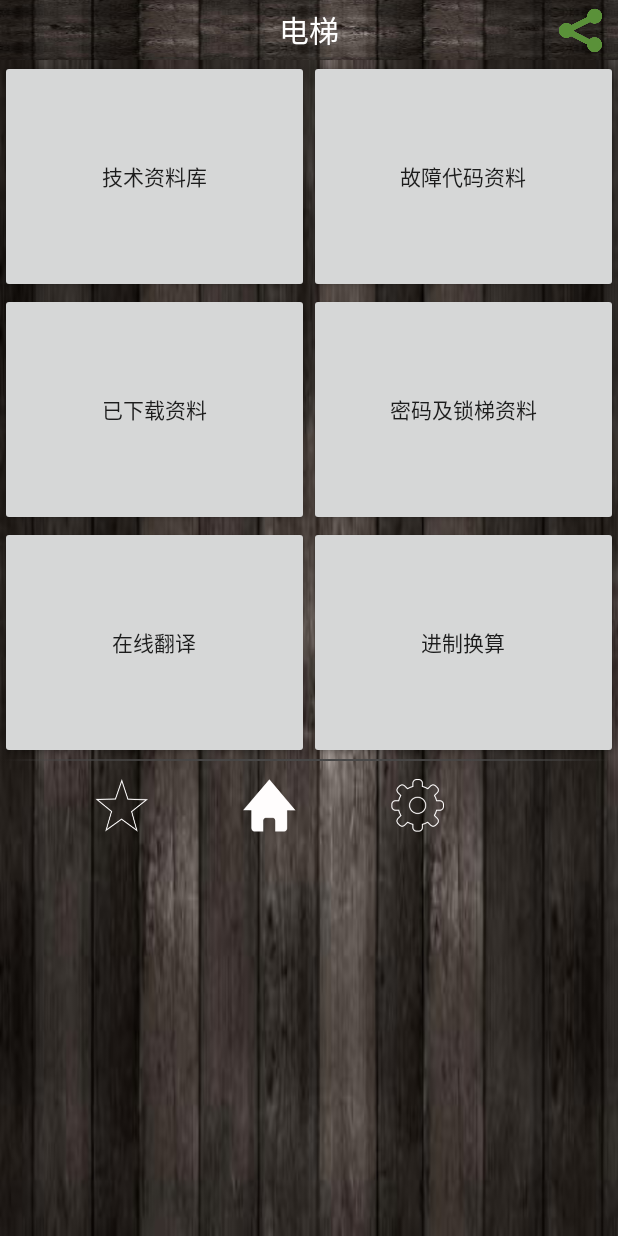
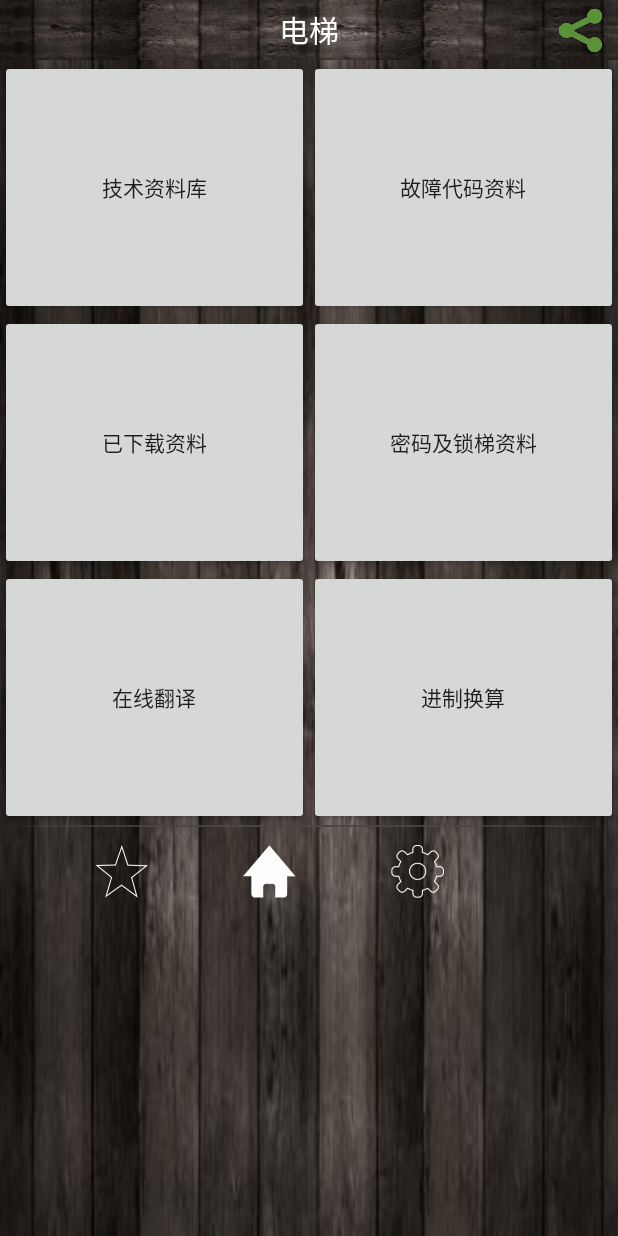
Before and after one commit to iEasier/easier, an Android app: the screen it shows after launch (MainActivity), on a phone screen of 412 x 824 dp. Run offline under Robolectric (Android 15) with nearby library versions, the phone set to English and light mode, and no system bars; libraries missing offline, so code that uses them is left out: com.facebook.drawee, com.tencent.mm; 1 statement that could not run was skipped.

Commit message:
提交代码

```diff
--- a/app/src/main/AndroidManifest.xml
+++ b/app/src/main/AndroidManifest.xml
@@ -29,4 +29,5 @@
     <uses-permission android:name="android.permission.ACCESS_WIFI_STATE"/>
     <uses-permission android:name="android.permission.READ_PHONE_STATE"/>
     <uses-permission android:name="android.permission.WRITE_EXTERNAL_STORAGE"/>
+    <uses-permission android:name="android.permission.CALL_PHONE"/>
 </manifest>
--- a/app/src/main/java/easier/com/easier/Recommend/RecommendActivity.java
+++ b/app/src/main/java/easier/com/easier/Recommend/RecommendActivity.java
@@ -19,6 +19,7 @@ import com.facebook.drawee.view.SimpleDraweeView;
 import net.sf.json.JSONArray;
 import net.sf.json.JSONObject;
 
+import easier.com.easier.DetailActivity;
 import easier.com.easier.MainActivity;
 import easier.com.easier.R;
 import easier.com.easier.ShareActivity;
@@ -91,9 +92,8 @@ public class RecommendActivity extends MainActivity {
                 @Override
                 public void onClick(View view) {
                     Log.i("点击文件夹", "当前点击的文件夹是" + index);
-                    Intent intent = new Intent();
-                    intent.setClass(RecommendActivity.this, NotificationActivity.class);
-                    RecommendActivity.this.startActivity(intent);
+                    DetailActivity detail = new DetailActivity();
+                    detail.show(getFragmentManager(), "");
                 }
             });
         }
--- a/app/src/main/java/easier/com/easier/tools/DialogFragmentActivity.java
+++ b/app/src/main/java/easier/com/easier/tools/DialogFragmentActivity.java
@@ -11,9 +11,6 @@ import android.view.ViewGroup;
 import android.view.Window;
 import android.view.WindowManager;
 
-/**
- * Created by Administrator on 2017/10/16.
- */
 
 public class DialogFragmentActivity extends DialogFragment {
 
--- a/app/src/main/res/layout/home_main.xml
+++ b/app/src/main/res/layout/home_main.xml
@@ -19,7 +19,7 @@
             <Button
                 android:id="@+id/btnOne"
                 android:layout_width="0dp"
-                android:layout_height="155dp"
+                android:layout_height="170dp"
                 android:layout_weight="1"
                 android:onClick="click"
                 android:text="@string/home_btnOne" />
@@ -27,7 +27,7 @@
             <Button
                 android:id="@+id/btnTwo"
                 android:layout_width="0dp"
-                android:layout_height="155dp"
+                android:layout_height="170dp"
                 android:layout_weight="1"
                 android:onClick="click"
                 android:text="@string/home_btnTwo" />
@@ -43,7 +43,7 @@
             <Button
                 android:id="@+id/btnThree"
                 android:layout_width="0dp"
-                android:layout_height="155dp"
+                android:layout_height="170dp"
                 android:layout_weight="1"
                 android:onClick="click"
                 android:text="@string/home_btnThree" />
@@ -51,7 +51,7 @@
             <Button
                 android:id="@+id/btnFour"
                 android:layout_width="0dp"
-                android:layout_height="155dp"
+                android:layout_height="170dp"
                 android:layout_weight="1"
                 android:onClick="click"
                 android:text="@string/home_btnFour" />
@@ -66,7 +66,7 @@
             <Button
                 android:id="@+id/btnFive"
                 android:layout_width="0dp"
-                android:layout_height="155dp"
+                android:layout_height="170dp"
                 android:layout_weight="1"
                 android:onClick="click"
                 android:text="@string/home_btnFive" />
@@ -74,7 +74,7 @@
             <Button
                 android:id="@+id/btnSix"
                 android:layout_width="0dp"
-                android:layout_height="155dp"
+                android:layout_height="170dp"
                 android:layout_weight="1"
                 android:onClick="click"
                 android:text="@string/home_btnSix" />
```
Also changed, not shown: app/src/main/java/easier/com/easier/MainActivity.java (+0 -33 lines), app/src/main/java/easier/com/easier/ShareActivity.java (+31 -19 lines).
